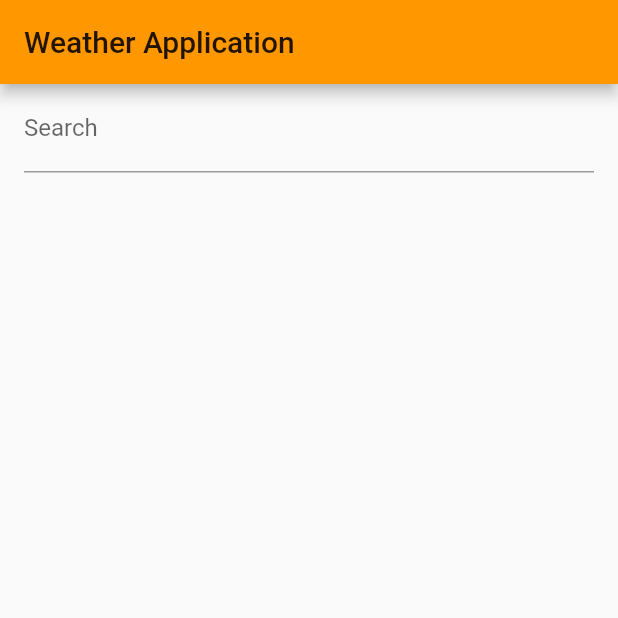
After one commit to butachin/flutter-weather-app, a Flutter app: the screen it shows after launch, on a phone screen of 412 x 824 dp, the top half of it. The commit adds this screen. Run offline on Flutter 3.47's test engine with Material 2 defaults, Android fonts, the phone set to English and light mode, and no system bars.

Commit message:
[style] organize folder

```diff
--- /dev/null
+++ b/lib/screens/home-page.dart
@@ -0,0 +1,35 @@
+import 'package:flutter/material.dart';
+
+class HomePage extends StatefulWidget {
+  HomePage({Key key, this.title}) : super(key: key);
+
+  final String title;
+
+  @override
+  _HomePageState createState() => new _HomePageState();
+}
+
+class _HomePageState extends State<HomePage> {
+  @override
+  Widget build(BuildContext context) {
+    return new Scaffold(
+      appBar: new AppBar(
+        title: new Text(widget.title),
+      ),
+      body: new Center(
+        child: new ListView(
+          padding: const EdgeInsets.symmetric(horizontal: 16.0),
+          children: <Widget>[
+            new TextField(
+              decoration: const InputDecoration(
+                hintText: 'Hakodate',
+                labelText: 'Search',
+              ),
+              maxLines: 1,
+            ),
+          ],
+        ),
+      ),
+    );
+  }
+}
```
Also changed, not shown: lib/main.dart (+2 -35 lines).
